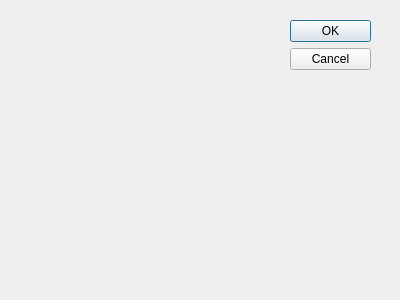
Above: ImageSlicer/ImageSlicer/Modules/AboutWnd/AboutWnd.ui from cnscj/ImageSlicer before the change. Below: the same form after it.
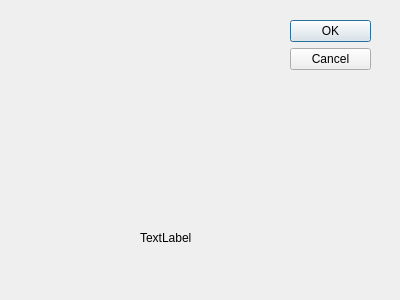
That is the form after the change.

The edit to the form file:
```diff
--- a/ImageSlicer/ImageSlicer/Modules/AboutWnd/AboutWnd.ui
+++ b/ImageSlicer/ImageSlicer/Modules/AboutWnd/AboutWnd.ui
@@ -31,6 +31,19 @@
     <set>QDialogButtonBox::Cancel|QDialogButtonBox::Ok</set>
    </property>
   </widget>
+  <widget class="QLabel" name="label">
+   <property name="geometry">
+    <rect>
+     <x>140</x>
+     <y>230</y>
+     <width>60</width>
+     <height>16</height>
+    </rect>
+   </property>
+   <property name="text">
+    <string>TextLabel</string>
+   </property>
+  </widget>
  </widget>
  <pixmapfunction/>
  <resources/>
```
Left out of the diff: 5 changed lines with no effect on the pictures.
